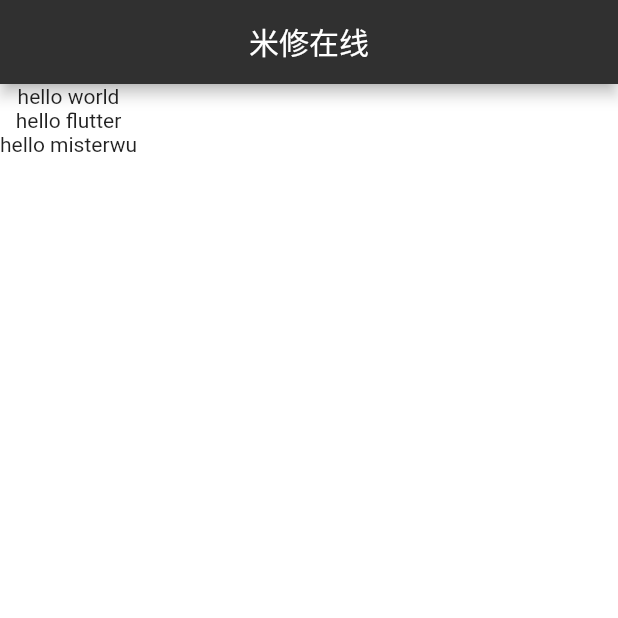
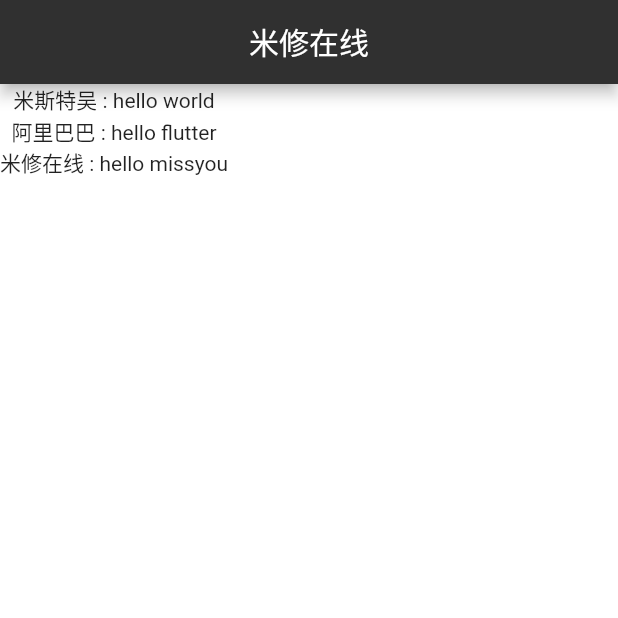
Before and after one commit to hemiahwu/flutter-basic-playlist, a Flutter app: the screen it shows after launch, on a phone screen of 412 x 824 dp, the top half of it. Run offline on Flutter 3.47's test engine with Material 2 defaults, Android fonts, the phone set to English and light mode, and no system bars.

Commit message:
lesson-16

```diff
--- a/lib/main.dart
+++ b/lib/main.dart
@@ -9,12 +9,24 @@ class Home extends StatefulWidget {
   _HomeState createState() => _HomeState();
 }
 
+class Datas{
+  String text;
+  String author;
+
+  Datas({this.text,this.author});
+
+}
+
 class _HomeState extends State<Home> {
 
-  List<String> datas = [
-    "hello world",
-    "hello flutter",
-    "hello misterwu"
+
+
+
+
+  List<Datas> datas = [
+    Datas(text:"hello world",author:"米斯特吴"),
+    Datas(text:"hello flutter",author:"阿里巴巴"),
+    Datas(text:"hello missyou",author:"米修在线"),
   ];
 
   @override
@@ -32,7 +44,7 @@ class _HomeState extends State<Home> {
 //          return Text(data);
 //        }).toList()
 
-          children: datas.map((data) => Text(data)).toList()
+          children: datas.map((data) => Text('${data.author} : ${data.text}')).toList()
 //        children: <Widget>[
 //          Text("hello world"),
 //          Text("hello flutter"),
```
